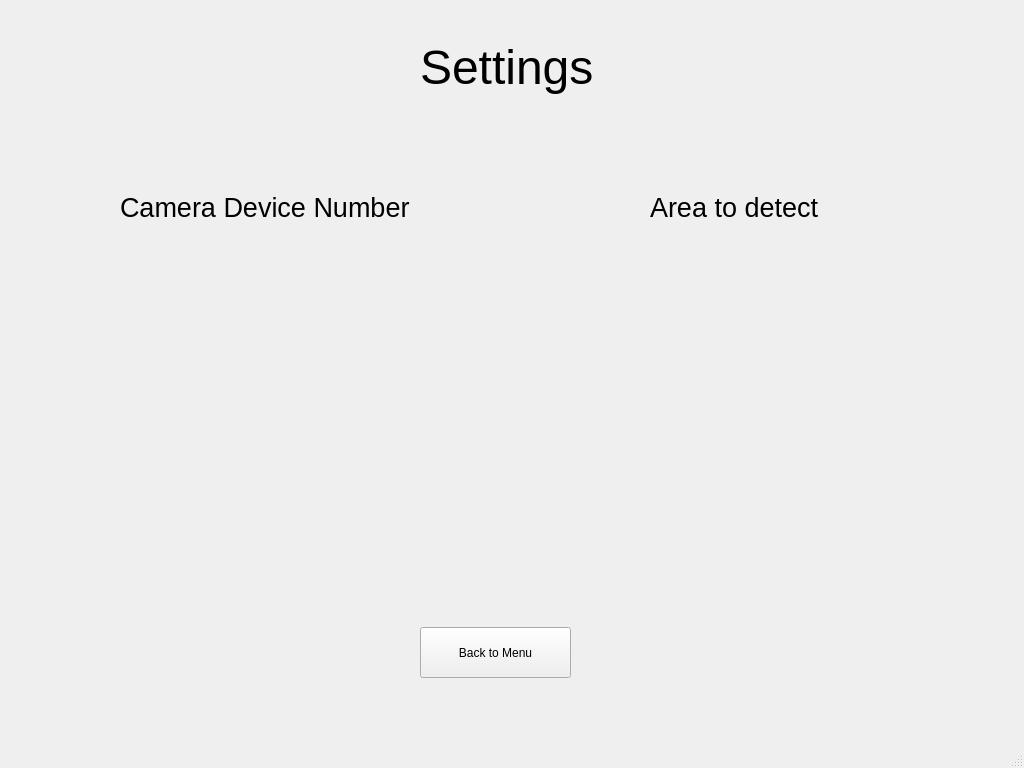
The window that Gui_Project/GuiLayout.ui (moosinyismyhappy/CN405-Craftsman) describes before a commit, drawn with Qt 5.
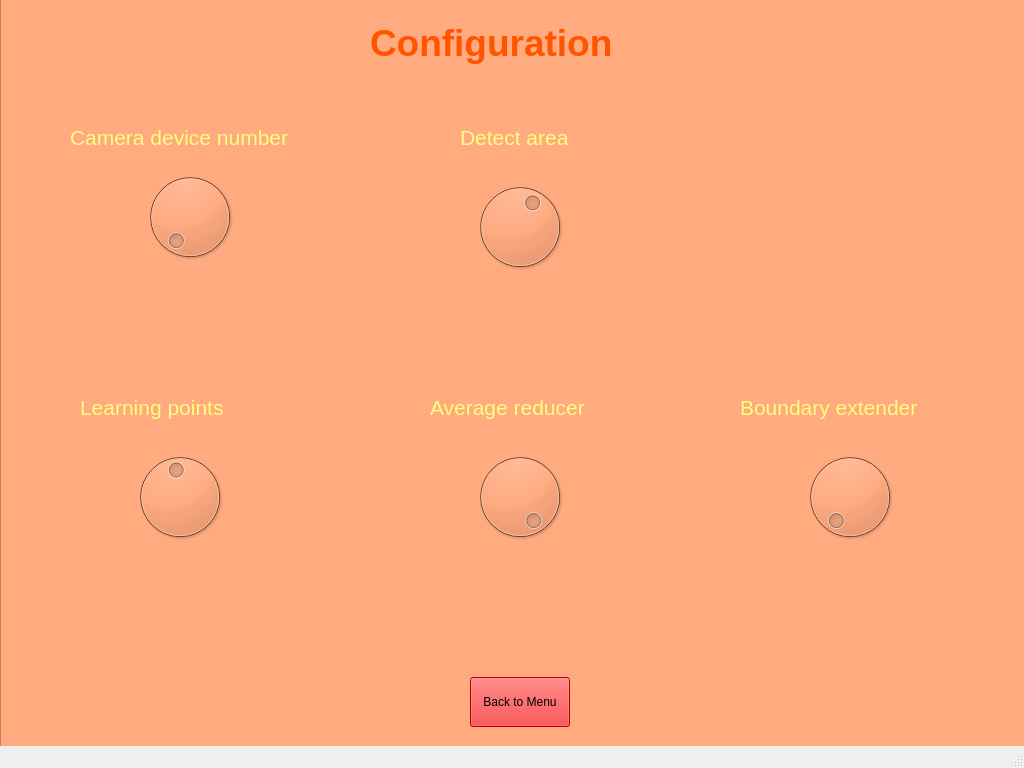
The same window after the commit. The open tabs and pages were chosen to show the change.

The edit to the form file:
```diff
--- a/Gui_Project/GuiLayout.ui
+++ b/Gui_Project/GuiLayout.ui
@@ -765,72 +765,339 @@
      <zorder>text_mark_area</zorder>
     </widget>
     <widget class="QWidget" name="page_2">
-     <widget class="QLabel" name="text_setting">
+     <widget class="QFrame" name="frame">
       <property name="geometry">
        <rect>
-        <x>420</x>
-        <y>40</y>
-        <width>181</width>
-        <height>61</height>
+        <x>0</x>
+        <y>0</y>
+        <width>1031</width>
+        <height>751</height>
        </rect>
       </property>
-      <property name="font">
-       <font>
-        <pointsize>36</pointsize>
-       </font>
+      <property name="styleSheet">
+       <string notr="true">background-color: rgb(255, 170, 127);</string>
       </property>
-      <property name="text">
-       <string>Settings</string>
+      <property name="frameShape">
+       <enum>QFrame::StyledPanel</enum>
       </property>
-     </widget>
-     <widget class="QPushButton" name="back_to_main_button">
-      <property name="geometry">
-       <rect>
-        <x>420</x>
-        <y>630</y>
-        <width>151</width>
-        <height>51</height>
-       </rect>
+      <property name="frameShadow">
+       <enum>QFrame::Raised</enum>
       </property>
-      <property name="text">
-       <string>Back to Menu</string>
-      </property>
-     </widget>
-     <widget class="QLabel" name="text_camera_number">
-      <property name="geometry">
-       <rect>
-        <x>120</x>
-        <y>190</y>
-        <width>351</width>
-        <height>41</height>
-       </rect>
-      </property>
-      <property name="font">
-       <font>
-        <pointsize>20</pointsize>
-       </font>
-      </property>
-      <property name="text">
-       <string>Camera Device Number</string>
-      </property>
-     </widget>
-     <widget class="QLabel" name="tect_detect_area">
-      <property name="geometry">
-       <rect>
-        <x>650</x>
-        <y>190</y>
-        <width>221</width>
-        <height>41</height>
-       </rect>
-      </property>
-      <property name="font">
-       <font>
-        <pointsize>20</pointsize>
-       </font>
-      </property>
-      <property name="text">
-       <string>Area to detect</string>
-      </property>
+      <widget class="QLabel" name="text_configuration">
+       <property name="geometry">
+        <rect>
+         <x>370</x>
+         <y>10</y>
+         <width>331</width>
+         <height>72</height>
+        </rect>
+       </property>
+       <property name="font">
+        <font>
+         <pointsize>28</pointsize>
+         <weight>75</weight>
+         <bold>true</bold>
+        </font>
+       </property>
+       <property name="styleSheet">
+        <string notr="true">color: rgb(255, 85, 0);
+</string>
+       </property>
+       <property name="text">
+        <string>Configuration</string>
+       </property>
+      </widget>
+      <widget class="QPushButton" name="back_to_main_button">
+       <property name="geometry">
+        <rect>
+         <x>470</x>
+         <y>680</y>
+         <width>100</width>
+         <height>50</height>
+        </rect>
+       </property>
+       <property name="styleSheet">
+        <string notr="true">background-color: rgb(255, 0, 0);</string>
+       </property>
+       <property name="text">
+        <string>Back to Menu</string>
+       </property>
+      </widget>
+      <widget class="QLabel" name="text_camera_number">
+       <property name="geometry">
+        <rect>
+         <x>70</x>
+         <y>120</y>
+         <width>291</width>
+         <height>41</height>
+        </rect>
+       </property>
+       <property name="font">
+        <font>
+         <pointsize>16</pointsize>
+        </font>
+       </property>
+       <property name="styleSheet">
+        <string notr="true">color: rgb(255, 255, 127);</string>
+       </property>
+       <property name="text">
+        <string>Camera device number</string>
+       </property>
+      </widget>
+      <widget class="QLabel" name="text_detect_area">
+       <property name="geometry">
+        <rect>
+         <x>460</x>
+         <y>120</y>
+         <width>151</width>
+         <height>41</height>
+        </rect>
+       </property>
+       <property name="font">
+        <font>
+         <pointsize>16</pointsize>
+        </font>
+       </property>
+       <property name="styleSheet">
+        <string notr="true">color: rgb(255, 255, 127);</string>
+       </property>
+       <property name="text">
+        <string>Detect area</string>
+       </property>
+      </widget>
+      <widget class="QLabel" name="text_learning_points">
+       <property name="geometry">
+        <rect>
+         <x>80</x>
+         <y>390</y>
+         <width>191</width>
+         <height>41</height>
+        </rect>
+       </property>
+       <property name="font">
+        <font>
+         <pointsize>16</pointsize>
+        </font>
+       </property>
+       <property name="styleSheet">
+        <string notr="true">color: rgb(255, 255, 127);</string>
+       </property>
+       <property name="text">
+        <string>Learning points</string>
+       </property>
+      </widget>
+      <widget class="QLabel" name="text_average_reducer">
+       <property name="geometry">
+        <rect>
+         <x>430</x>
+         <y>390</y>
+         <width>211</width>
+         <height>41</height>
+        </rect>
+       </property>
+       <property name="font">
+        <font>
+         <pointsize>16</pointsize>
+        </font>
+       </property>
+       <property name="styleSheet">
+        <string notr="true">color: rgb(255, 255, 127);</string>
+       </property>
+       <property name="text">
+        <string>Average reducer</string>
+       </property>
+      </widget>
+      <widget class="QLabel" name="text_boundary_extender">
+       <property name="geometry">
+        <rect>
+         <x>740</x>
+         <y>390</y>
+         <width>231</width>
+         <height>41</height>
+        </rect>
+       </property>
+       <property name="font">
+        <font>
+         <pointsize>16</pointsize>
+        </font>
+       </property>
+       <property name="styleSheet">
+        <string notr="true">color: rgb(255, 255, 127);</string>
+       </property>
+       <property name="text">
+        <string>Boundary extender</string>
+       </property>
+      </widget>
+      <widget class="QDial" name="dial_average_reducer">
+       <property name="geometry">
+        <rect>
+         <x>460</x>
+         <y>450</y>
+         <width>120</width>
+         <height>100</height>
+        </rect>
+       </property>
+       <property name="maximum">
+        <number>100</number>
+       </property>
+       <property name="value">
+        <number>100</number>
+       </property>
+      </widget>
+      <widget class="QDial" name="dial_learning_points">
+       <property name="geometry">
+        <rect>
+         <x>120</x>
+         <y>450</y>
+         <width>120</width>
+         <height>100</height>
+        </rect>
+       </property>
+       <property name="minimum">
+        <number>10</number>
+       </property>
+       <property name="maximum">
+        <number>200</number>
+       </property>
+       <property name="value">
+        <number>100</number>
+       </property>
+      </widget>
+      <widget class="QDial" name="dial_boundary_extender">
+       <property name="geometry">
+        <rect>
+         <x>790</x>
+         <y>450</y>
+         <width>120</width>
+         <height>100</height>
+        </rect>
+       </property>
+       <property name="maximum">
+        <number>50</number>
+       </property>
+      </widget>
+      <widget class="QDial" name="dial_camera_number">
+       <property name="geometry">
+        <rect>
+         <x>130</x>
+         <y>170</y>
+         <width>120</width>
+         <height>100</height>
+        </rect>
+       </property>
+       <property name="maximum">
+        <number>1</number>
+       </property>
+      </widget>
+      <widget class="QLabel" name="text_dial_camera_number">
+       <property name="geometry">
+        <rect>
+         <x>260</x>
+         <y>200</y>
+         <width>61</width>
+         <height>41</height>
+        </rect>
+       </property>
+       <property name="font">
+        <font>
+         <pointsize>12</pointsize>
+        </font>
+       </property>
+       <property name="text">
+        <string/>
+       </property>
+      </widget>
+      <widget class="QDial" name="dial_detect_area">
+       <property name="geometry">
+        <rect>
+         <x>460</x>
+         <y>180</y>
+         <width>120</width>
+         <height>100</height>
+        </rect>
+       </property>
+       <property name="minimum">
+        <number>100</number>
+       </property>
+       <property name="maximum">
+        <number>5000</number>
+       </property>
+       <property name="value">
+        <number>3000</number>
+       </property>
+      </widget>
+      <widget class="QLabel" name="text_dial_detect_area">
+       <property name="geometry">
+        <rect>
+         <x>590</x>
+         <y>200</y>
+         <width>61</width>
+         <height>41</height>
+        </rect>
+       </property>
+       <property name="font">
+        <font>
+         <pointsize>12</pointsize>
+        </font>
+       </property>
+       <property name="text">
+        <string/>
+       </property>
+      </widget>
+      <widget class="QLabel" name="text_dial_learning_points">
+       <property name="geometry">
+        <rect>
+         <x>250</x>
+         <y>480</y>
+         <width>61</width>
+         <height>41</height>
+        </rect>
+       </property>
+       <property name="font">
+        <font>
+         <pointsize>12</pointsize>
+        </font>
+       </property>
+       <property name="text">
+        <string/>
+       </property>
+      </widget>
+      <widget class="QLabel" name="text_dial_average_reducer">
+       <property name="geometry">
+        <rect>
+         <x>590</x>
+         <y>480</y>
+         <width>61</width>
+         <height>41</height>
+        </rect>
+       </property>
+       <property name="font">
+        <font>
+         <pointsize>12</pointsize>
+        </font>
+       </property>
+       <property name="text">
+        <string/>
+       </property>
+      </widget>
+      <widget class="QLabel" name="text_dial_boundary_extender">
+       <property name="geometry">
+        <rect>
+         <x>920</x>
+         <y>480</y>
+         <width>61</width>
+         <height>41</height>
+        </rect>
+       </property>
+       <property name="font">
+        <font>
+         <pointsize>12</pointsize>
+        </font>
+       </property>
+       <property name="text">
+        <string/>
+       </property>
+      </widget>
      </widget>
     </widget>
    </widget>
```
Left out of the diff: 204 changed lines with no effect on the pictures.
